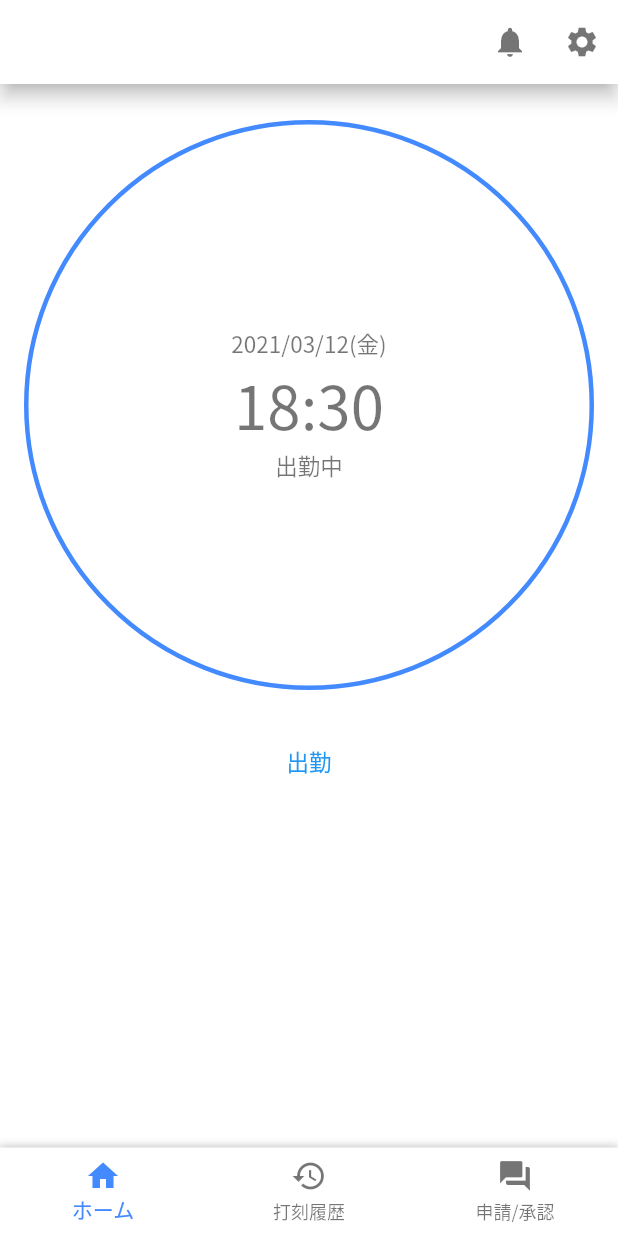
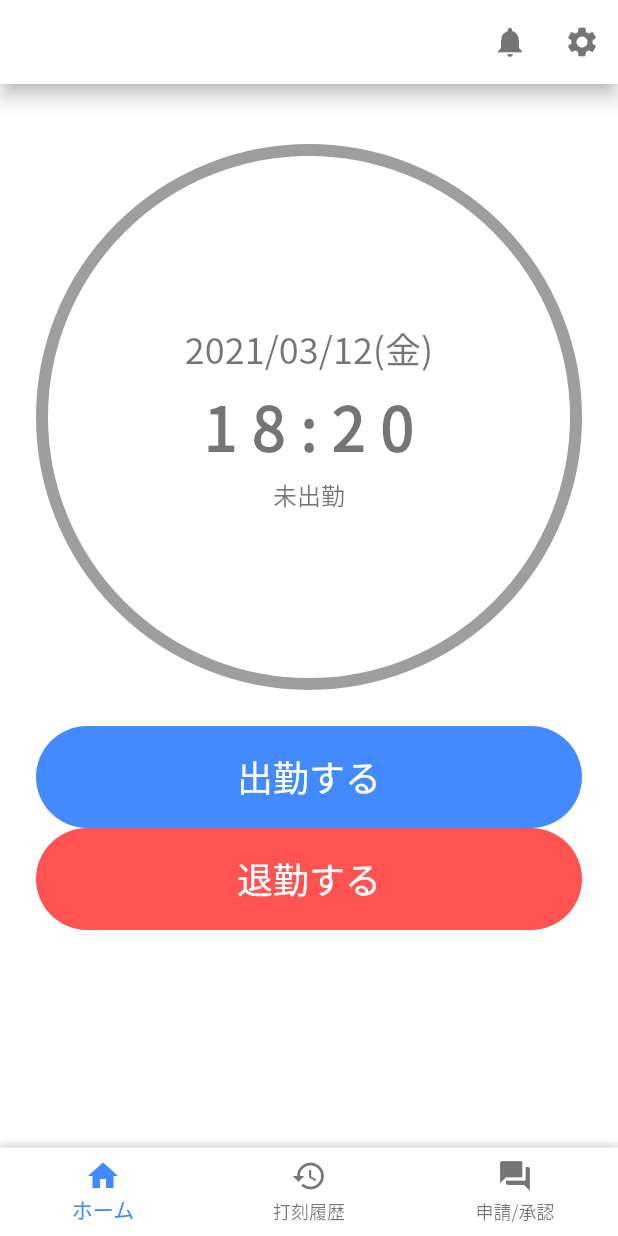
Before and after one commit to agora-creation/hatarakujikan_app, a Flutter app: the screen it shows once a user with an empty profile is signed in, on a phone screen of 412 x 824 dp. Run offline on Flutter 3.47's test engine with Material 2 defaults, Android fonts, the phone set to English and light mode, and no system bars; our stand-ins replace cloud_firestore, firebase_auth, firebase_core, flutter_spinkit; accounts and stored records are empty; network calls fail.

Commit message:
20210313 shimamura commit

```diff
--- a/lib/helpers/style.dart
+++ b/lib/helpers/style.dart
@@ -33,3 +33,22 @@ const BoxDecoration kNavigationDecoration = BoxDecoration(
     ),
   ],
 );
+
+const TextStyle kTitleTextStyle = TextStyle(
+  fontSize: 32.0,
+  fontWeight: FontWeight.bold,
+);
+
+const TextStyle kSubTitleTextStyle = TextStyle(
+  fontSize: 16.0,
+);
+
+const TextStyle kDateTextStyle = TextStyle(
+  fontSize: 24.0,
+);
+
+const TextStyle kTimeTextStyle = TextStyle(
+  fontSize: 40.0,
+  fontWeight: FontWeight.bold,
+  letterSpacing: 10.0,
+);
--- a/lib/screens/home.dart
+++ b/lib/screens/home.dart
@@ -2,6 +2,7 @@ import 'package:flutter/material.dart';
 import 'package:hatarakujikan_app/helpers/style.dart';
 import 'package:hatarakujikan_app/models/user.dart';
 import 'package:hatarakujikan_app/providers/user.dart';
+import 'package:hatarakujikan_app/providers/user_work.dart';
 import 'package:hatarakujikan_app/screens/apply.dart';
 import 'package:hatarakujikan_app/screens/history.dart';
 import 'package:hatarakujikan_app/screens/work.dart';
@@ -13,17 +14,22 @@ class HomeScreen extends StatefulWidget {
 }
 
 class _HomeScreenState extends State<HomeScreen> {
-  final List<Widget> _tabs = [
-    WorkScreen(),
-    HistoryScreen(),
-    ApplyScreen(),
-  ];
   int _tabsIndex = 0;
 
   @override
   Widget build(BuildContext context) {
     final userProvider = Provider.of<UserProvider>(context);
     UserModel _user = userProvider.user;
+    final userWorkProvider = Provider.of<UserWorkProvider>(context);
+    final List<Widget> _tabs = [
+      WorkScreen(
+        user: _user,
+        userProvider: userProvider,
+        userWorkProvider: userWorkProvider,
+      ),
+      HistoryScreen(),
+      ApplyScreen(),
+    ];
 
     return Scaffold(
       appBar: AppBar(
--- a/lib/screens/splash.dart
+++ b/lib/screens/splash.dart
@@ -1,5 +1,6 @@
 import 'package:flutter/material.dart';
 import 'package:flutter/services.dart';
+import 'package:hatarakujikan_app/helpers/style.dart';
 import 'package:hatarakujikan_app/widgets/spin_kit.dart';
 
 class SplashScreen extends StatelessWidget {
@@ -17,8 +18,8 @@ class SplashScreen extends StatelessWidget {
                 Column(
                   mainAxisAlignment: MainAxisAlignment.center,
                   children: [
-                    Text('はたらくじかん', style: TextStyle(fontSize: 32.0)),
-                    Text('for スマートフォン', style: TextStyle(fontSize: 16.0)),
+                    Text('はたらくじかん', style: kTitleTextStyle),
+                    Text('for スマートフォン', style: kSubTitleTextStyle),
                   ],
                 ),
                 SizedBox(height: 32.0),
--- a/lib/screens/work.dart
+++ b/lib/screens/work.dart
@@ -1,36 +1,80 @@
 import 'package:flutter/material.dart';
+import 'package:hatarakujikan_app/helpers/style.dart';
+import 'package:hatarakujikan_app/models/user.dart';
+import 'package:hatarakujikan_app/providers/user.dart';
+import 'package:hatarakujikan_app/providers/user_work.dart';
+import 'package:hatarakujikan_app/widgets/round_background_button.dart';
 
 class WorkScreen extends StatelessWidget {
+  final UserModel user;
+  final UserProvider userProvider;
+  final UserWorkProvider userWorkProvider;
+
+  WorkScreen({
+    @required this.user,
+    @required this.userProvider,
+    @required this.userWorkProvider,
+  });
+
   @override
   Widget build(BuildContext context) {
     final double _deviceWidth = MediaQuery.of(context).size.width;
-    return ListView(
-      padding: EdgeInsets.symmetric(vertical: 8.0, horizontal: 16.0),
+
+    return Container(
+      height: double.infinity,
+      child: SingleChildScrollView(
+        padding: EdgeInsets.symmetric(vertical: 16.0, horizontal: 24.0),
+        child: Column(
+          mainAxisAlignment: MainAxisAlignment.center,
           children: [
             Container(
               width: _deviceWidth,
               height: _deviceWidth,
               decoration: BoxDecoration(
                 shape: BoxShape.circle,
-              border: Border.all(color: Colors.blueAccent, width: 3.0)),
+                border: Border.all(
+                  color: Colors.grey,
+                  width: 8.0,
+                ),
+              ),
               child: Column(
                 mainAxisAlignment: MainAxisAlignment.center,
                 children: [
-              Text('2021/03/12(金)'),
+                  Text('2021/03/12(金)', style: kDateTextStyle),
+                  SizedBox(height: 4.0),
+                  Text('18:20', style: kTimeTextStyle),
+                  SizedBox(height: 4.0),
                   Text(
-                '18:30',
-                style: TextStyle(fontSize: 40.0),
+                    '未出勤',
+                    style: TextStyle(fontSize: 16.0),
                   ),
-              Text('出勤中'),
                 ],
               ),
             ),
-        SizedBox(height: 8.0),
-        TextButton(
+            Column(
+              mainAxisAlignment: MainAxisAlignment.spaceEvenly,
+              children: [
+                RoundBackgroundButton(
+                  labelText: '出勤する',
+                  labelColor: Colors.white,
+                  backgroundColor: Colors.blueAccent,
+                  labelFontSize: 24.0,
+                  padding: EdgeInsets.symmetric(vertical: 16.0),
                   onPressed: () {},
-          child: Text('出勤'),
+                ),
+                RoundBackgroundButton(
+                  labelText: '退勤する',
+                  labelColor: Colors.white,
+                  backgroundColor: Colors.redAccent,
+                  labelFontSize: 24.0,
+                  padding: EdgeInsets.symmetric(vertical: 16.0),
+                  onPressed: () {},
                 ),
               ],
+            ),
+          ],
+        ),
+      ),
     );
   }
 }
--- a/lib/widgets/round_background_button.dart
+++ b/lib/widgets/round_background_button.dart
@@ -4,12 +4,16 @@ class RoundBackgroundButton extends StatelessWidget {
   final String labelText;
   final Color labelColor;
   final Color backgroundColor;
+  final double labelFontSize;
+  final EdgeInsetsGeometry padding;
   final Function onPressed;
 
   RoundBackgroundButton({
     this.labelText,
     this.labelColor,
     this.backgroundColor,
+    this.labelFontSize,
+    this.padding,
     this.onPressed,
   });
 
@@ -17,18 +21,19 @@ class RoundBackgroundButton extends StatelessWidget {
   Widget build(BuildContext context) {
     return Container(
       width: double.infinity,
-      child: FlatButton(
-        padding: EdgeInsets.all(16.0),
-        shape: StadiumBorder(),
-        color: backgroundColor,
+      child: TextButton(
         onPressed: onPressed,
         child: Text(
           labelText,
           style: TextStyle(
-            fontSize: 16.0,
-            fontWeight: FontWeight.bold,
             color: labelColor,
+            fontSize: labelFontSize,
           ),
+        ),
+        style: TextButton.styleFrom(
+          backgroundColor: backgroundColor,
+          shape: StadiumBorder(),
+          padding: padding,
         ),
       ),
     );
```
Also changed, not shown: lib/helpers/navigation.dart (added, +20 -0 lines), lib/screens/login.dart (+8 -16 lines), lib/screens/registration.dart (+7 -10 lines), lib/widgets/round_border_button.dart (+11 -6 lines), 1 other file. Lines whose indentation alone changed are shown as unchanged.
